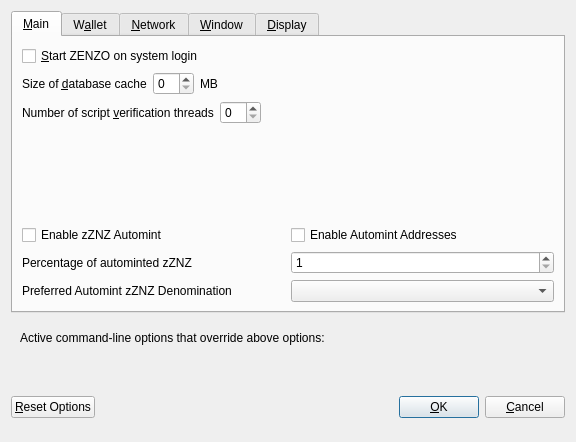
Above: src/qt/forms/optionsdialog.ui from altecoin-altc/ZNZ before the change. Below: the same form after it.
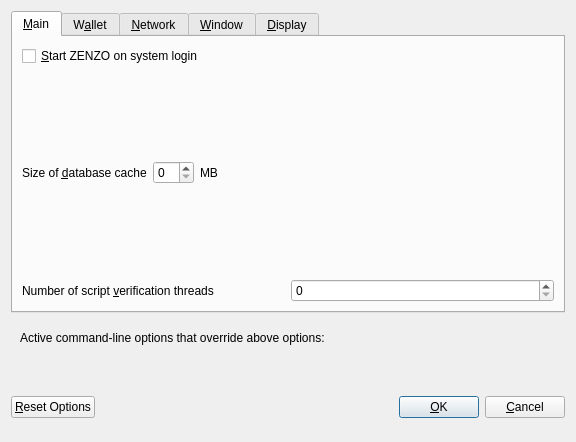
That is the form after the change. Custom widgets are drawn as their Qt base class.

The edit to the form file:
```diff
--- a/src/qt/forms/optionsdialog.ui
+++ b/src/qt/forms/optionsdialog.ui
@@ -102,139 +102,8 @@
            </property>
           </widget>
          </item>
-         <item>
-          <spacer name="horizontalSpacer_3_Main">
-           <property name="orientation">
-            <enum>Qt::Horizontal</enum>
-           </property>
-           <property name="sizeHint" stdset="0">
-            <size>
-             <width>40</width>
-             <height>20</height>
-            </size>
-           </property>
-          </spacer>
-         </item>
         </layout>
        </item>
-       <item>
-        <spacer name="verticalSpacer_2">
-         <property name="orientation">
-          <enum>Qt::Vertical</enum>
-         </property>
-         <property name="sizeHint" stdset="0">
-          <size>
-           <width>20</width>
-           <height>40</height>
-          </size>
-         </property>
-        </spacer>
-       </item>
-       <item>
-        <widget class="QWidget" name="verticalZpivOptionsWidget" native="true">
-         <layout class="QVBoxLayout" name="verticalZpivOptionsLayout">
-          <property name="margin">
-           <number>0</number>
-          </property>
-          <item>
-           <layout class="QHBoxLayout" name="horizontalAutomintingLayout">
-            <item>
-             <widget class="QCheckBox" name="checkBoxZeromintEnable">
-              <property name="toolTip">
-               <string>Enable automatic minting of ZNZ units to zZNZ</string>
-              </property>
-              <property name="layoutDirection">
-               <enum>Qt::LeftToRight</enum>
-              </property>
-              <property name="text">
-               <string>Enable zZNZ Automint</string>
-              </property>
-             </widget>
-            </item>
-            <item>
-             <widget class="QCheckBox" name="checkBoxZeromintAddresses">
-              <property name="toolTip">
-               <string>Enable automatic zZNZ minting from specific addresses</string>
-              </property>
-              <property name="layoutDirection">
-               <enum>Qt::LeftToRight</enum>
-              </property>
-              <property name="text">
-               <string>Enable Automint Addresses</string>
-              </property>
-             </widget>
-            </item>
-           </layout>
-          </item>
-          <item>
-           <layout class="QHBoxLayout" name="horizontalZmintPercentageLayout">
-            <item>
-             <widget class="QLabel" name="percentage_label">
-              <property name="toolTip">
-               <string>Percentage of incoming ZNZ which get automatically converted to zZNZ via Zerocoin Protocol (min: 10%)</string>
-              </property>
-              <property name="text">
-               <string>Percentage of autominted zZNZ</string>
-              </property>
-             </widget>
-            </item>
-            <item>
-             <widget class="QSpinBox" name="zeromintPercentage">
-              <property name="minimum">
-               <number>1</number>
-              </property>
-              <property name="maximum">
-               <number>100</number>
-              </property>
-             </widget>
-            </item>
-           </layout>
-          </item>
-          <item>
-           <layout class="QHBoxLayout" name="horizontalLayout" stretch="0,0">
-            <property name="sizeConstraint">
-             <enum>QLayout::SetFixedSize</enum>
-            </property>
-            <item>
-             <widget class="QLabel" name="labelPreferredDenom">
-              <property name="maximumSize">
-               <size>
-                <width>16777215</width>
-                <height>16777215</height>
-               </size>
-              </property>
-              <property name="toolTip">
-               <string>Wait with automatic conversion to Zerocoin until enough ZNZ for this denomination is available</string>
-              </property>
-              <property name="text">
-               <string>Preferred Automint zZNZ Denomination</string>
-              </property>
-             </widget>
-            </item>
-            <item>
-             <widget class="QComboBox" name="preferredDenom">
-              <property name="maximumSize">
-               <size>
-                <width>16777215</width>
-                <height>27</height>
-               </size>
-              </property>
-              <property name="toolTip">
-               <string>Wait with automatic conversion to Zerocoin until enough ZNZ for this denomination is available</string>
-              </property>
-              <property name="maxVisibleItems">
-               <number>9</number>
-              </property>
-              <property name="maxCount">
-               <number>9</number>
-              </property>
-             </widget>
-            </item>
-           </layout>
-          </item>
-         </layout>
-        </widget>
-       </item>
       </layout>
      </widget>
      <widget class="QWidget" name="tabWallet">
```
